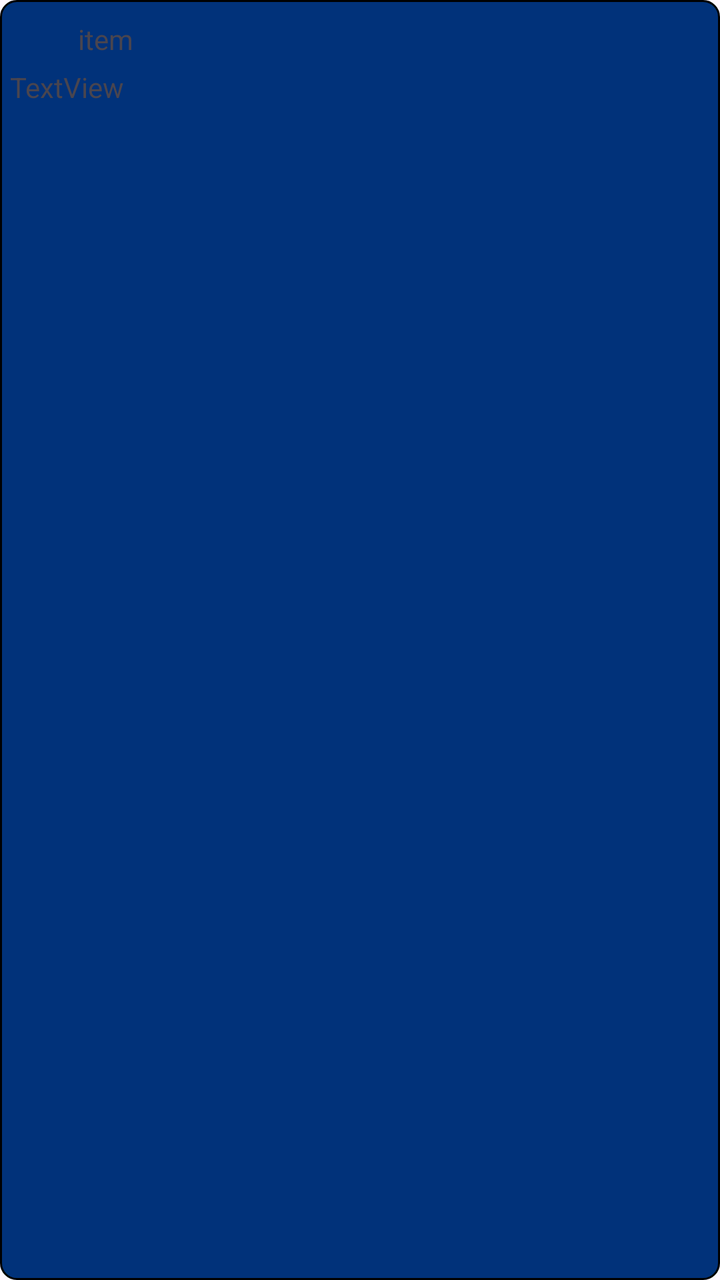
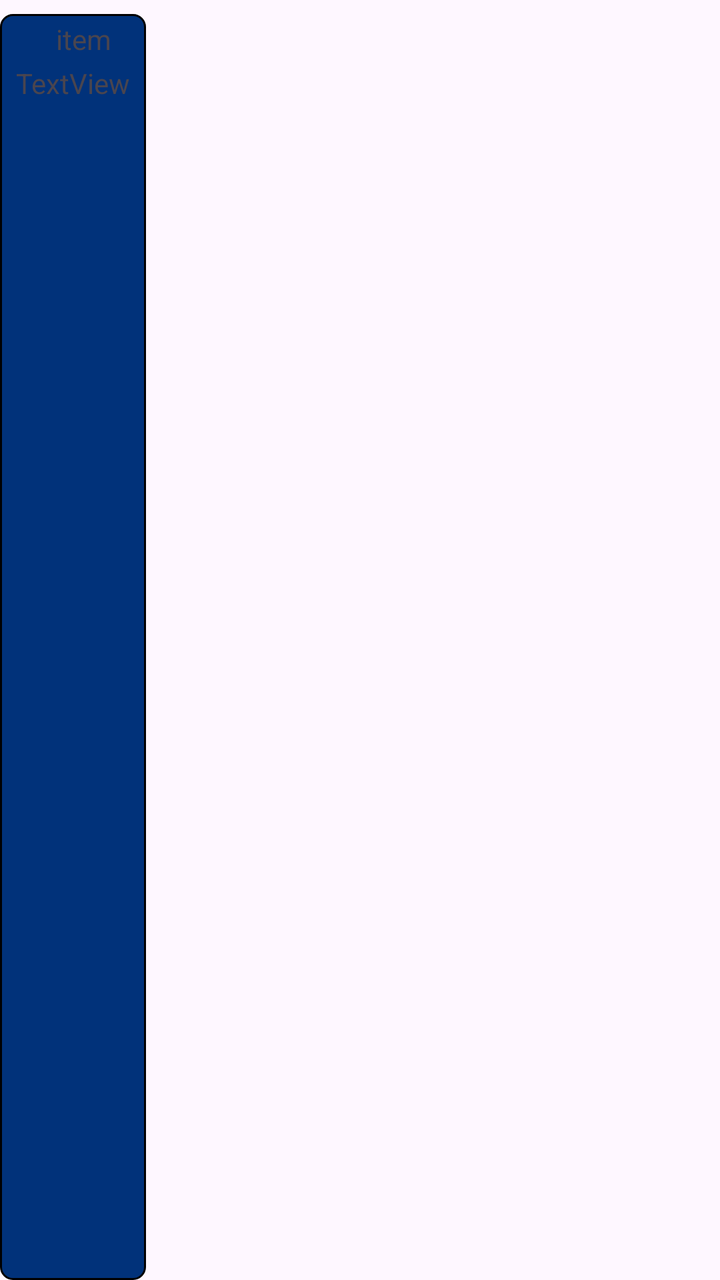

Screens rendered from an Android XML layout before and after an edit, with the pre-edit source and the edit as a unified diff.
<!-- AndroidManifest.xml: application theme Theme.EAndroid -->
<!-- res/layout/activity_listview.xml -->
<?xml version="1.0" encoding="utf-8"?>
<LinearLayout xmlns:android="http://schemas.android.com/apk/res/android"
    android:id="@+id/rootView"
    android:layout_width="match_parent"
    android:layout_height="match_parent"
    android:background="@drawable/my_chat_bg"
    android:paddingTop="5dp"
    android:paddingBottom="5dp"
    android:paddingLeft="5dp"
    android:paddingRight="5dp"
    android:orientation="vertical">

    <LinearLayout

        android:id="@+id/zereroot"
        android:layout_width="match_parent"
        android:layout_height="wrap_content"
        android:gravity="left|center_vertical"
        android:orientation="horizontal">

        <ImageView
            android:id="@+id/IvPicture"
            android:layout_width="27dp"
            android:layout_height="27dp" />

        <TextView
            android:id="@+id/label"
            android:layout_width="wrap_content"
            android:layout_height="wrap_content"
            android:paddingHorizontal="7dp"
            android:paddingVertical="5dp"
            android:text="item" />


    </LinearLayout>

    <TextView
        android:id="@+id/mainMessages"
        android:layout_width="match_parent"
        android:layout_height="wrap_content"
        android:text="TextView" />

</LinearLayout>
<!-- resources referenced by this layout -->
<resources>
  <!-- drawable my_chat_bg (drawable) -->
  <shape xmlns:android="http://schemas.android.com/apk/res/android"
      android:shape="rectangle">
      <corners
          android:radius="8dp"
          android:topRightRadius="8dp"
          android:bottomRightRadius="8dp"
          android:bottomLeftRadius="8dp" />
      <solid android:color="@color/dark_bg6" />
      <stroke
          android:width="1dp"
          android:color="@android:color/black"/>
  </shape>
  <style name="Theme.EAndroid" parent="Base.Theme.EAndroid" />
  <color name="dark_bg6">#01327A</color>
  <style name="Base.Theme.EAndroid" parent="Theme.Material3.DayNight.NoActionBar">
          
          
      </style>
</resources>

<!-- the commit's change to res/layout/activity_listview.xml (unified diff, before → after) -->
@@ -3,41 +3,52 @@
     android:id="@+id/rootView"
     android:layout_width="match_parent"
     android:layout_height="match_parent"
-    android:background="@drawable/my_chat_bg"
-    android:paddingTop="5dp"
-    android:paddingBottom="5dp"
-    android:paddingLeft="5dp"
-    android:paddingRight="5dp"
     android:orientation="vertical">
 
     <LinearLayout
+        android:id="@+id/zereroot2"
+        android:layout_width="wrap_content"
+        android:layout_height="match_parent"
+        android:layout_marginTop="7dp"
+        android:background="@drawable/my_chat_bg"
+        android:orientation="vertical"
+        android:paddingLeft="3dp"
+        android:paddingTop="3dp"
+        android:paddingRight="3dp"
+        android:paddingBottom="3dp">
 
-        android:id="@+id/zereroot"
-        android:layout_width="match_parent"
-        android:layout_height="wrap_content"
-        android:gravity="left|center_vertical"
-        android:orientation="horizontal">
+        <LinearLayout
 
-        <ImageView
-            android:id="@+id/IvPicture"
-            android:layout_width="27dp"
-            android:layout_height="27dp" />
+            android:id="@+id/zereroot"
+            android:layout_width="match_parent"
+            android:layout_height="19dp"
+            android:gravity="top|left|fill_vertical"
+            android:orientation="horizontal">
+
+            <ImageView
+                android:id="@+id/IvPicture"
+                android:layout_width="16dp"
+                android:layout_height="16dp" />
+
+            <TextView
+                android:id="@+id/label"
+                android:layout_width="wrap_content"
+                android:layout_height="wrap_content"
+                android:paddingHorizontal="9dp"
+                android:text="item" />
+
+
+        </LinearLayout>
 
         <TextView
-            android:id="@+id/label"
-            android:layout_width="wrap_content"
+            android:id="@+id/mainMessages"
+            android:layout_width="match_parent"
             android:layout_height="wrap_content"
-            android:paddingHorizontal="7dp"
-            android:paddingVertical="5dp"
-            android:text="item" />
+            android:paddingHorizontal="5dp"
+            android:paddingVertical="3dp"
+            android:text="TextView" />
 
 
     </LinearLayout>
 
-    <TextView
-        android:id="@+id/mainMessages"
-        android:layout_width="match_parent"
-        android:layout_height="wrap_content"
-        android:text="TextView" />
-
 </LinearLayout>
<!-- resource entries referenced after the edit -->
@@ -4,10 +4,8 @@
   <shape xmlns:android="http://schemas.android.com/apk/res/android"
       android:shape="rectangle">
       <corners
-          android:radius="8dp"
-          android:topRightRadius="8dp"
-          android:bottomRightRadius="8dp"
-          android:bottomLeftRadius="8dp" />
+          android:radius="6dp"
+           />
       <solid android:color="@color/dark_bg6" />
       <stroke
           android:width="1dp"
